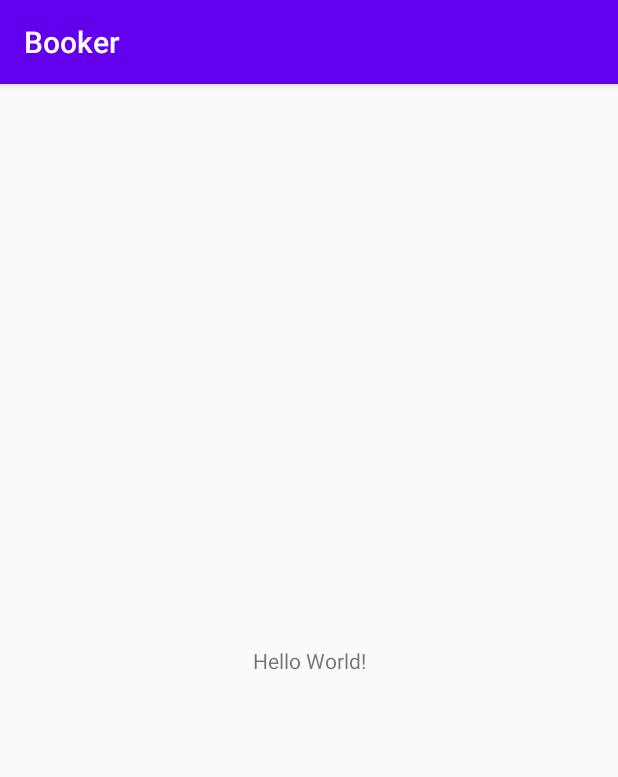
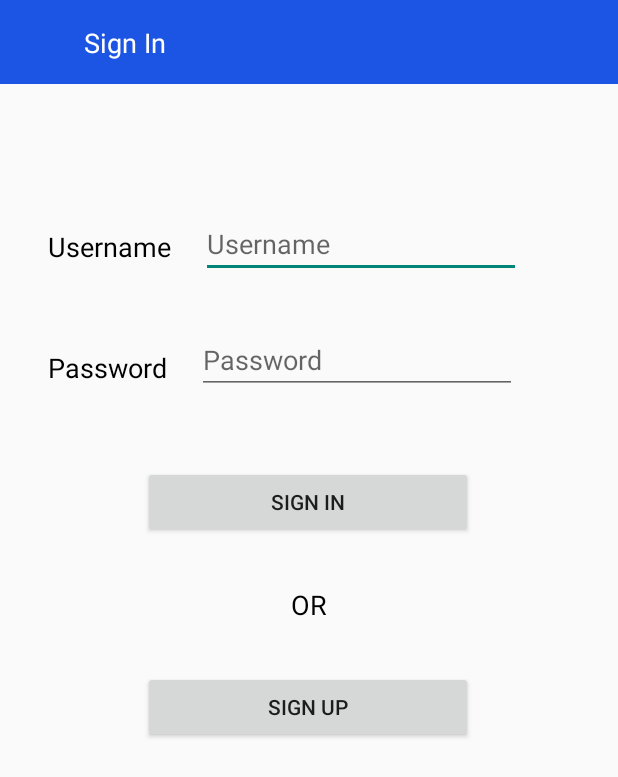
Before and after one commit to CMPUT301F20T39/Booker, an Android app: the screen it shows after launch (MainActivity), on a phone screen of 412 x 824 dp. Shown: the top 777 px of the screen. Run offline under Robolectric (Android 15) with nearby library versions, the phone set to English and light mode, and no system bars; our stand-ins replace Firebase (no records; nobody signed in at launch, a user with empty details on screens opened directly).

Commit message:
initial sign in and home screen layout

```diff
--- a/app/build.gradle
+++ b/app/build.gradle
@@ -1,4 +1,5 @@
 apply plugin: 'com.android.application'
+apply plugin: 'com.google.gms.google-services'
 
 android {
     compileSdkVersion 30
@@ -10,7 +11,7 @@ android {
         targetSdkVersion 30
         versionCode 1
         versionName "1.0"
-
+        multiDexEnabled true
         testInstrumentationRunner "androidx.test.runner.AndroidJUnitRunner"
     }
 
@@ -26,6 +27,8 @@ dependencies {
     implementation fileTree(dir: "libs", include: ["*.jar"])
     implementation 'androidx.appcompat:appcompat:1.2.0'
     implementation 'androidx.constraintlayout:constraintlayout:2.0.2'
+    implementation 'com.google.firebase:firebase-firestore:21.7.0'
+    implementation 'com.android.support:multidex:1.0.3'
     testImplementation 'junit:junit:4.12'
     androidTestImplementation 'androidx.test.ext:junit:1.1.2'
     androidTestImplementation 'androidx.test.espresso:espresso-core:3.3.0'
--- a/app/src/main/AndroidManifest.xml
+++ b/app/src/main/AndroidManifest.xml
@@ -8,7 +8,8 @@
         android:label="@string/app_name"
         android:roundIcon="@mipmap/ic_launcher_round"
         android:supportsRtl="true"
-        android:theme="@style/AppTheme">
+        android:theme="@style/Theme.AppCompat.Light.NoActionBar">
+        <activity android:name=".HomeActivity"></activity>
         <activity android:name=".MainActivity">
             <intent-filter>
                 <action android:name="android.intent.action.MAIN" />
--- a/app/src/main/java/com/example/booker/MainActivity.java
+++ b/app/src/main/java/com/example/booker/MainActivity.java
@@ -2,7 +2,12 @@ package com.example.booker;
 
 import androidx.appcompat.app.AppCompatActivity;
 
+import android.content.Intent;
 import android.os.Bundle;
+import android.view.View;
+import android.widget.Button;
+
+import com.google.firebase.firestore.FirebaseFirestore;
 
 public class MainActivity extends AppCompatActivity {
 
@@ -10,5 +15,18 @@ public class MainActivity extends AppCompatActivity {
     protected void onCreate(Bundle savedInstanceState) {
         super.onCreate(savedInstanceState);
         setContentView(R.layout.activity_main);
+
+        FirebaseFirestore db = FirebaseFirestore.getInstance();
+        final String TAG = "Sample";
+
+        // goes directly to home page for now
+        Button signInButton = findViewById(R.id.signInButton);
+        signInButton.setOnClickListener(new View.OnClickListener() {
+            @Override
+            public void onClick(View v) {
+                Intent goToHome = new Intent(getApplicationContext(), HomeActivity.class);
+                startActivity(goToHome);
+            }
+        });
     }
 }
--- a/app/src/main/res/layout/activity_main.xml
+++ b/app/src/main/res/layout/activity_main.xml
@@ -6,13 +6,116 @@
     android:layout_height="match_parent"
     tools:context=".MainActivity">
 
+    <androidx.appcompat.widget.Toolbar
+        android:id="@+id/toolbar"
+        android:layout_width="0dp"
+        android:layout_height="wrap_content"
+        android:background="#1C54E3"
+        android:minHeight="?attr/actionBarSize"
+        android:theme="?attr/actionBarTheme"
+        app:layout_constraintEnd_toEndOf="parent"
+        app:layout_constraintStart_toStartOf="parent"
+        app:layout_constraintTop_toTopOf="parent" />
+
     <TextView
+        android:id="@+id/signInTextView"
         android:layout_width="wrap_content"
         android:layout_height="wrap_content"
-        android:text="Hello World!"
-        app:layout_constraintBottom_toBottomOf="parent"
-        app:layout_constraintLeft_toLeftOf="parent"
-        app:layout_constraintRight_toRightOf="parent"
+        android:layout_marginStart="56dp"
+        android:layout_marginLeft="56dp"
+        android:layout_marginTop="16dp"
+        android:text="@string/sign_in"
+        android:textColor="@android:color/white"
+        android:textSize="18sp"
+        app:layout_constraintStart_toStartOf="parent"
         app:layout_constraintTop_toTopOf="parent" />
 
+    <EditText
+        android:id="@+id/usernameEditText"
+        android:layout_width="wrap_content"
+        android:layout_height="wrap_content"
+        android:layout_marginStart="20dp"
+        android:layout_marginLeft="20dp"
+        android:layout_marginTop="84dp"
+        android:autofillHints=""
+        android:ems="10"
+        android:hint="@string/username"
+        android:inputType="textPersonName"
+        app:layout_constraintStart_toEndOf="@+id/usernameTextView"
+        app:layout_constraintTop_toBottomOf="@+id/toolbar" />
+
+    <EditText
+        android:id="@+id/passwordEditText"
+        android:layout_width="wrap_content"
+        android:layout_height="wrap_content"
+        android:layout_marginStart="20dp"
+        android:layout_marginLeft="20dp"
+        android:layout_marginTop="32dp"
+        android:autofillHints=""
+        android:ems="10"
+        android:hint="@string/password"
+        android:inputType="textPassword"
+        app:layout_constraintStart_toEndOf="@+id/passwordTextView"
+        app:layout_constraintTop_toBottomOf="@+id/usernameEditText" />
+
+    <TextView
+        android:id="@+id/usernameTextView"
+        android:layout_width="wrap_content"
+        android:layout_height="wrap_content"
+        android:layout_marginStart="32dp"
+        android:layout_marginLeft="32dp"
+        android:layout_marginTop="96dp"
+        android:text="@string/username"
+        android:textColor="@android:color/black"
+        android:textSize="18sp"
+        app:layout_constraintStart_toStartOf="parent"
+        app:layout_constraintTop_toBottomOf="@+id/toolbar" />
+
+    <TextView
+        android:id="@+id/passwordTextView"
+        android:layout_width="wrap_content"
+        android:layout_height="wrap_content"
+        android:layout_marginStart="32dp"
+        android:layout_marginLeft="32dp"
+        android:layout_marginTop="56dp"
+        android:text="@string/password"
+        android:textColor="@android:color/black"
+        android:textSize="18sp"
+        app:layout_constraintStart_toStartOf="parent"
+        app:layout_constraintTop_toBottomOf="@+id/usernameTextView" />
+
+    <Button
+        android:id="@+id/signInButton"
+        android:layout_width="220dp"
+        android:layout_height="wrap_content"
+        android:layout_marginTop="48dp"
+        android:text="@string/sign_in"
+        app:layout_constraintEnd_toEndOf="parent"
+        app:layout_constraintHorizontal_bias="0.497"
+        app:layout_constraintStart_toStartOf="parent"
+        app:layout_constraintTop_toBottomOf="@+id/passwordEditText" />
+
+    <Button
+        android:id="@+id/signUpButton"
+        android:layout_width="220dp"
+        android:layout_height="wrap_content"
+        android:layout_marginTop="32dp"
+        android:text="@string/sign_up"
+        app:layout_constraintEnd_toEndOf="parent"
+        app:layout_constraintHorizontal_bias="0.497"
+        app:layout_constraintStart_toStartOf="parent"
+        app:layout_constraintTop_toBottomOf="@+id/orTextView" />
+
+    <TextView
+        android:id="@+id/orTextView"
+        android:layout_width="wrap_content"
+        android:layout_height="wrap_content"
+        android:layout_marginTop="32dp"
+        android:text="@string/or"
+        android:textColor="@android:color/black"
+        android:textSize="18sp"
+        app:layout_constraintEnd_toEndOf="parent"
+        app:layout_constraintStart_toStartOf="parent"
+        app:layout_constraintTop_toBottomOf="@+id/signInButton" />
+
 </androidx.constraintlayout.widget.ConstraintLayout>
--- a/app/src/main/res/values/strings.xml
+++ b/app/src/main/res/values/strings.xml
@@ -1,3 +1,9 @@
 <resources>
     <string name="app_name">Booker</string>
+    <string name="sign_in">Sign In</string>
+    <string name="sign_up">Sign Up</string>
+    <string name="or">OR</string>
+    <string name="username">Username</string>
+    <string name="password">Password</string>
+    <string name="search_hint">Search for books</string>
 </resources>
--- a/build.gradle
+++ b/build.gradle
@@ -6,6 +6,7 @@ buildscript {
     }
     dependencies {
         classpath "com.android.tools.build:gradle:4.0.1"
+        classpath 'com.google.gms:google-services:4.3.4'
 
         // NOTE: Do not place your application dependencies here; they belong
         // in the individual module build.gradle files
```
Also changed, not shown: app/src/main/java/com/example/booker/HomeActivity.java (added, +19 -0 lines), app/src/main/res/layout/activity_home.xml (added, +63 -0 lines), app/src/main/res/drawable/home_button.png (added), app/src/main/res/drawable/profile_icon.png (added), 1 other file.
